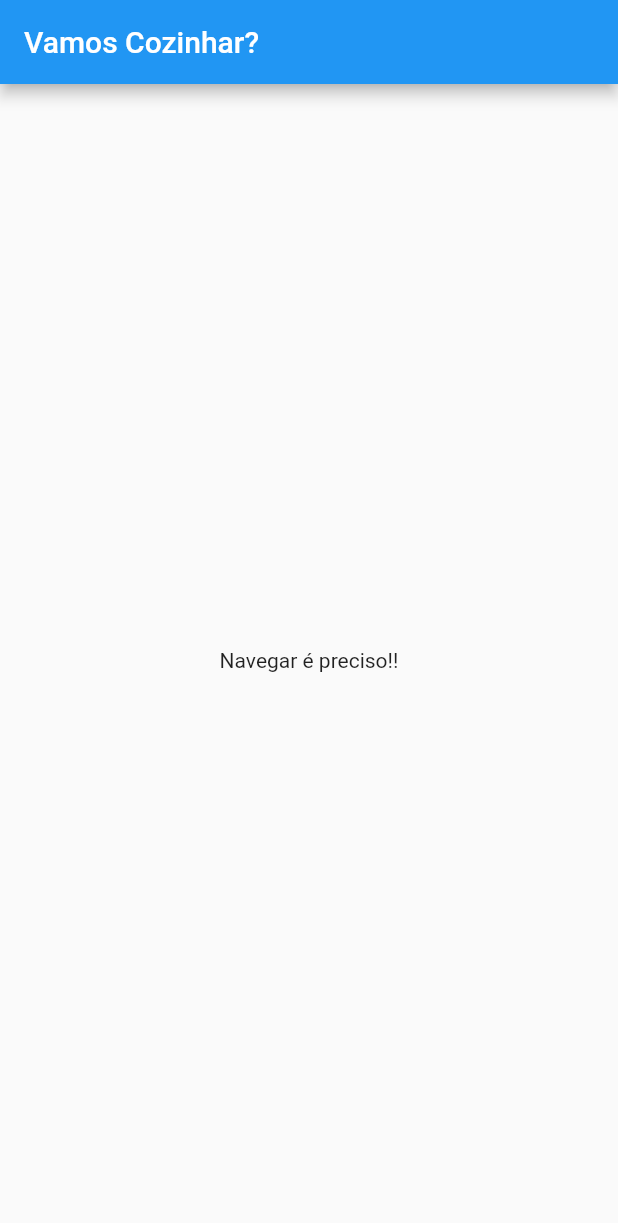
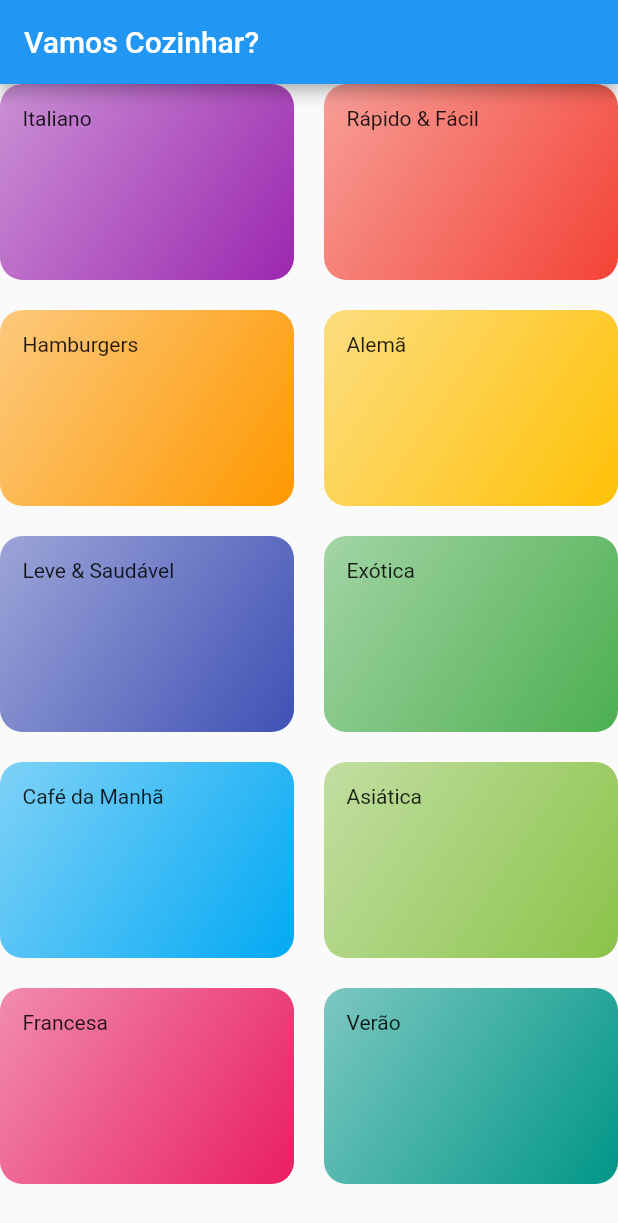
Before and after one commit to davihoffmann/meals, a Flutter app: the screen it shows after launch, on a phone screen of 412 x 824 dp. Shown: the top 1223 px of the screen. Run offline on Flutter 3.47's test engine with Material 2 defaults, Android fonts, the phone set to English and light mode, and no system bars.

Commit message:
ajustes, criada tela de categoria de alimentos

```diff
--- /dev/null
+++ b/lib/components/category_item.dart
@@ -0,0 +1,28 @@
+import 'package:flutter/material.dart';
+
+import '../models/category.dart';
+
+class CategoryItem extends StatelessWidget {
+  final Category category;
+
+  CategoryItem(this.category);
+
+  @override
+  Widget build(BuildContext context) {
+    return Container(
+      padding: EdgeInsets.all(15),
+      child: Text(category.title),
+      decoration: BoxDecoration(
+        borderRadius: BorderRadius.circular(15),
+        gradient: LinearGradient(
+          colors: [
+            category.color.withOpacity(0.5),
+            category.color,
+          ],
+          begin: Alignment.topLeft,
+          end: Alignment.bottomRight
+        ),
+      ),
+    );
+  }
+}
--- a/lib/data/dummy_data.dart
+++ b/lib/data/dummy_data.dart
@@ -26,7 +26,7 @@ const DUMMY_CATEGORIES = const [
   Category(
     id: 'c5',
     title: 'Leve & Saudável',
-    color: Colors.amber,
+    color: Colors.indigo,
   ),
   Category(
     id: 'c6',
--- a/lib/main.dart
+++ b/lib/main.dart
@@ -1,4 +1,5 @@
 import 'package:flutter/material.dart';
+import 'screens/categories_screen.dart';
 
 void main() => runApp(MyApp());
 
@@ -10,26 +11,7 @@ class MyApp extends StatelessWidget {
       theme: ThemeData(
         primarySwatch: Colors.blue,
       ),
-      home: MyHomePage(),
+      home: CategoriesScreen(),
     );
   }
 }
-
-class MyHomePage extends StatefulWidget {
-  @override
-  _MyHomePageState createState() => _MyHomePageState();
-}
-
-class _MyHomePageState extends State<MyHomePage> {
-  @override
-  Widget build(BuildContext context) {
-    return Scaffold(
-      appBar: AppBar(
-        title: Text('Vamos Cozinhar?'),
-      ),
-      body: Center(
-        child: Text('Navegar é preciso!!'),
-      ),
-    );
-  }
-}
--- /dev/null
+++ b/lib/screens/categories_screen.dart
@@ -0,0 +1,24 @@
+import 'package:flutter/material.dart';
+import 'package:meals/components/category_item.dart';
+import '../data/dummy_data.dart';
+
+class CategoriesScreen extends StatelessWidget {
+  @override
+  Widget build(BuildContext context) {
+    return Scaffold(
+      appBar: AppBar(
+        title: Text('Vamos Cozinhar?'),
+      ),
+      body: GridView(
+        gridDelegate: SliverGridDelegateWithMaxCrossAxisExtent(
+            maxCrossAxisExtent: 200,
+            childAspectRatio: 3 / 2,
+            crossAxisSpacing: 20,
+            mainAxisSpacing: 20),
+        children: DUMMY_CATEGORIES.map((cat) {
+          return CategoryItem(cat);
+        }).toList(),
+      ),
+    );
+  }
+}
```
